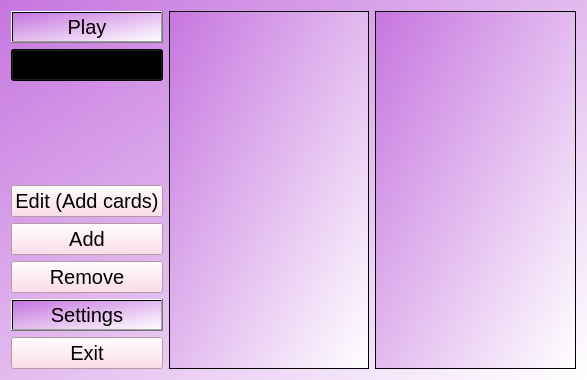
This is ui/viewDeck.ui in mattbroadbridge/SpaceLearn as Qt 5 draws it before an edit. The edited form follows.
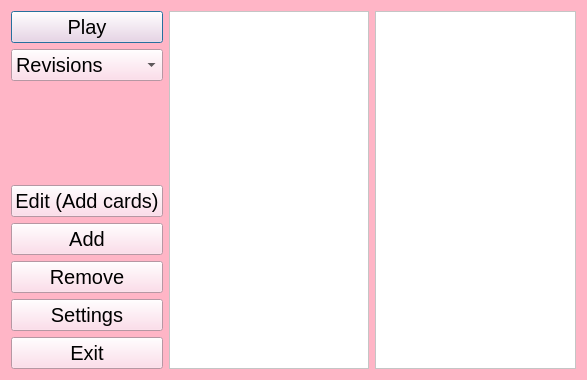
This is the edited form.

```diff
--- a/ui/viewDeck.ui
+++ b/ui/viewDeck.ui
@@ -14,10 +14,9 @@
    <string>Dialog</string>
   </property>
   <property name="styleSheet">
-   <string notr="true">background-color: rgb(255, 211, 228);
-background-color: qlineargradient(spread:pad, x1:0, y1:0, x2:1, y2:1, stop:0 rgba(198, 117, 223, 255), stop:1 rgba(255, 255, 255, 255));
-border-color: rgb(241, 185, 255);
+   <string notr="true">background-color: rgb(255, 181, 198);
 font-size:20px;
+
 </string>
   </property>
   <layout class="QHBoxLayout" name="horizontalLayout">
@@ -25,6 +24,9 @@
     <layout class="QVBoxLayout" name="verticalLayout">
      <item>
       <widget class="QPushButton" name="playBtn">
+       <property name="styleSheet">
+        <string notr="true">background-color: rgb(255, 211, 228);</string>
+       </property>
        <property name="text">
         <string>Play</string>
        </property>
@@ -32,6 +34,9 @@
      </item>
      <item>
       <widget class="QComboBox" name="playBox">
+       <property name="styleSheet">
+        <string notr="true">background-color: rgb(255, 211, 228);</string>
+       </property>
        <item>
         <property name="text">
          <string>Revisions</string>
@@ -89,6 +94,9 @@
      </item>
      <item>
       <widget class="QPushButton" name="settingsBtn">
+       <property name="styleSheet">
+        <string notr="true">background-color: rgb(255, 211, 228);</string>
+       </property>
        <property name="text">
         <string>Settings</string>
        </property>
@@ -114,10 +122,17 @@
        <verstretch>0</verstretch>
       </sizepolicy>
      </property>
+     <property name="styleSheet">
+      <string notr="true">background-color: rgb(255, 255, 255);</string>
+     </property>
     </widget>
    </item>
    <item>
-    <widget class="QListWidget" name="repsList"/>
+    <widget class="QListWidget" name="repsList">
+     <property name="styleSheet">
+      <string notr="true">background-color: rgb(255, 255, 255);</string>
+     </property>
+    </widget>
    </item>
   </layout>
  </widget>
```
